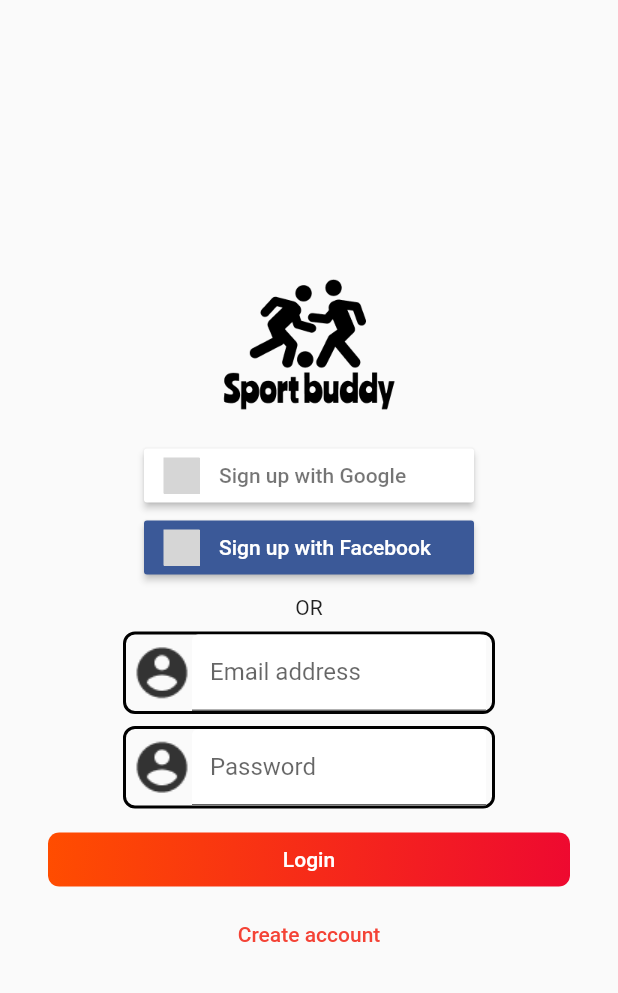
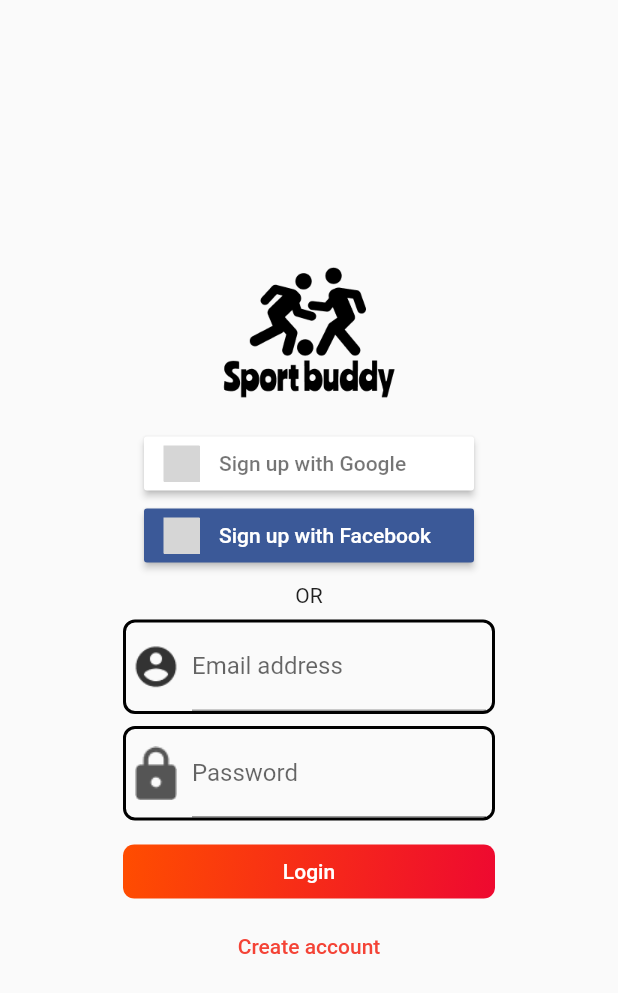
Before and after one commit to JakubBatel/PV239-sport-buddy, a Flutter app: the screen it shows after launch, on a phone screen of 412 x 824 dp. Shown: the top 993 px of the screen. Run offline on Flutter 3.47's test engine with Material 2 defaults, Android fonts, the phone set to English and light mode, and no system bars; our stand-ins replace cloud_firestore, equatable, firebase_auth, firebase_core, firebase_storage, flutter_bloc and 6 more; missing offline and left inert: enum_to_string, flutter_facebook_auth; accounts and stored records are empty; grey boxes are pictures that could not be loaded.

Commit message:
facebook login

```diff
--- a/lib/components/email_password_form.dart
+++ b/lib/components/email_password_form.dart
@@ -11,7 +11,9 @@ class EmailPasswordForm extends StatefulWidget {
   Function clickAction;
   String buttonText;
 
-  EmailPasswordForm({Key key, @required this.buttonText, @required this.clickAction}) : super(key: key);
+  EmailPasswordForm(
+      {Key key, @required this.buttonText, @required this.clickAction})
+      : super(key: key);
 
   @override
   EmailPasswordFormState createState() => EmailPasswordFormState();
@@ -20,6 +22,7 @@ class EmailPasswordForm extends StatefulWidget {
 class EmailPasswordFormState extends State<EmailPasswordForm> {
   final _passwordController = TextEditingController();
   final _emailController = TextEditingController();
+  final _formKey = GlobalKey<FormState>();
 
   @override
   Widget build(BuildContext context) {
@@ -34,7 +37,10 @@ class EmailPasswordFormState extends State<EmailPasswordForm> {
           if (state is LoginLoading) {
             return Loading();
           }
-          return Form(child: _buildLoginForm(context, state));
+          return Form(
+            child: _buildLoginForm(context, state),
+            key: _formKey,
+          );
         },
       ),
     );
@@ -52,27 +58,36 @@ class EmailPasswordFormState extends State<EmailPasswordForm> {
         const SizedBox(
           height: 16,
         ),
-        GradientButton(
+        Container(
+          margin: EdgeInsets.symmetric(horizontal: 50, vertical: 0),
+          child: GradientButton(
             onPressed: () {
+              if (_formKey.currentState.validate()) {
                 state is LoginLoading
                     ? {}
                     : widget.clickAction(
-                _emailController.text, _passwordController.text);
+                        _emailController.text,
+                        _passwordController.text,
+                      );
+              }
             },
             child: Text(
               widget.buttonText,
               style: TextStyle(color: Colors.white),
             ),
-        )
+          ),
+        ),
       ],
     );
   }
 
   void _showError(String error) {
-    Scaffold.of(context).showSnackBar(SnackBar(
+    Scaffold.of(context).showSnackBar(
+      SnackBar(
         content: Text(error),
         backgroundColor: Theme.of(context).errorColor,
-    ));
+      ),
+    );
   }
 
   Widget _buildEmailInput(BuildContext context) {
@@ -89,23 +104,26 @@ class EmailPasswordFormState extends State<EmailPasswordForm> {
             padding: EdgeInsets.symmetric(horizontal: 4, vertical: 0),
             child: Row(
               children: [
-                  Image(image: AssetImage('assets/ic_account.png')),
+                Image(
+                  image: AssetImage('assets/ic_account.png'),
+                  width: 32,
+                ),
+                SizedBox(width: 8),
                 Expanded(
                   child: TextFormField(
-                        cursorHeight: 16.0,
                     decoration: InputDecoration(
                       fillColor: Colors.white,
                       labelText: 'Email address',
-                          filled: true,
-                          isDense: true,
                     ),
                     controller: _emailController,
                     keyboardType: TextInputType.emailAddress,
                     autocorrect: false,
-                        validator: _validateEmail),
+                    validator: _validateEmail,
+                  ),
                 ),
               ],
-              )),
+            ),
+          ),
         ),
       ],
     );
@@ -125,40 +143,41 @@ class EmailPasswordFormState extends State<EmailPasswordForm> {
             padding: EdgeInsets.symmetric(horizontal: 4, vertical: 0),
             child: Row(
               children: [
-                  Image(image: AssetImage('assets/ic_account.png')),
+                Image(
+                  image: AssetImage('assets/ic_password.png'),
+                  width: 32,
+                ),
+                SizedBox(width: 8),
                 Expanded(
                   child: TextFormField(
-                        cursorHeight: 16.0,
                     decoration: InputDecoration(
                       fillColor: Colors.white,
                       labelText: 'Password',
-                            filled: true,
-                            isDense: true
                     ),
                     controller: _passwordController,
                     keyboardType: TextInputType.visiblePassword,
                     autocorrect: false,
                     obscureText: true,
-                        validator: _validatePasword),
+                    validator: _validatePasword,
+                  ),
                 ),
               ],
-              )),
+            ),
+          ),
         ),
       ],
     );
   }
 
   String _validateEmail(String email) {
-    //TODO: email regex
-
-    if (email == null) {
+    if (email == "") {
       return 'Email is required.';
     }
     return null;
   }
 
   String _validatePasword(String password) {
-    if (password == null) {
+    if (password == "") {
       return 'Password is required.';
     }
     return null;
--- a/lib/model/event/login_event.dart
+++ b/lib/model/event/login_event.dart
@@ -9,25 +9,21 @@ class LoginInWithEmailButtonPressed extends LoginEvent {
   final String email;
   final String password;
 
-  LoginInWithEmailButtonPressed({ this.email, this.password });
+  LoginInWithEmailButtonPressed({this.email, this.password});
 
   @override
   List<Object> get props => [email, password];
 }
 
-class LoginWithGoogleButtonPressed extends LoginEvent {
+class LoginWithGoogleButtonPressed extends LoginEvent {}
 
-}
-
-class LoginWithFacebookButtonPressed extends LoginEvent {
-
-}
+class LoginWithFacebookButtonPressed extends LoginEvent {}
 
 class RegisterWithEmailButtonPressed extends LoginEvent {
   final String email;
   final String password;
 
-  RegisterWithEmailButtonPressed({ this.email, this.password });
+  RegisterWithEmailButtonPressed({this.email, this.password});
 
   @override
   List<Object> get props => [email, password];
--- a/lib/screens/login_screen.dart
+++ b/lib/screens/login_screen.dart
@@ -27,22 +27,9 @@ class LoginScreen extends StatelessWidget {
                   return showSnackbar(context, "Login error");
                 }
               },
-                  child: BlocBuilder<AuthBloc, AuthState>(
-                    builder: (context, state) {
-                      if (state is NotAuthenticated) {
-                        return _buildLoginForm(context);
-                      }
-
-                      if (state is AuthLoading) {
-                        return Loading();
-                      }
-
-                      return Center();
-                    },
+              child: _buildLoginForm(context)),
         ),
-                )
-            )
-        )
+      ),
     );
   }
 
--- a/lib/sport_buddy_app.dart
+++ b/lib/sport_buddy_app.dart
@@ -55,7 +55,8 @@ class SportBuddyApp extends StatelessWidget {
           showSnackbar(context, "Auth error");
         }
       },
-      child: BlocBuilder<AuthBloc, AuthState>(builder: (context, state) {
+      child: BlocBuilder<AuthBloc, AuthState>(
+        builder: (context, state) {
           if (state is AuthLoading) {
             return Loading();
           }
@@ -68,7 +69,8 @@ class SportBuddyApp extends StatelessWidget {
           }
 
           return LoginScreen();
-      }),
+        },
+      ),
     );
   }
 }
--- a/pubspec.yaml
+++ b/pubspec.yaml
@@ -44,6 +44,7 @@ dependencies:
   intl: ^0.17.0
   enum_to_string: ^2.0.1
   equatable: ^1.0.2
+  flutter_facebook_auth: "^1.0.0"
 
 dev_dependencies:
   flutter_test:
@@ -64,6 +65,7 @@ flutter:
       - assets/images/
       - assets/logo.png
       - assets/ic_account.png
+      - assets/ic_password.png
       - assets/icons_png/
       - assets/icons/
   # To add assets to your application, add an assets section, like this:
```
Also changed, not shown: lib/bloc/login_bloc.dart (+12 -4 lines), lib/bloc/user_cubit.dart (+8 -4 lines), lib/components/event_row.dart (+8 -1 lines), lib/screens/about_app.dart (added, +16 -0 lines), lib/screens/main_screen.dart (+16 -7 lines), lib/screens/register_screen.dart (+27 -14 lines), lib/services/AuthService.dart (+13 -4 lines), lib/views/user_input_form.dart (deleted, +0 -46 lines), assets/ic_password.png (added), pubspec.lock, 4 other files. Lines whose indentation alone changed are shown as unchanged.
